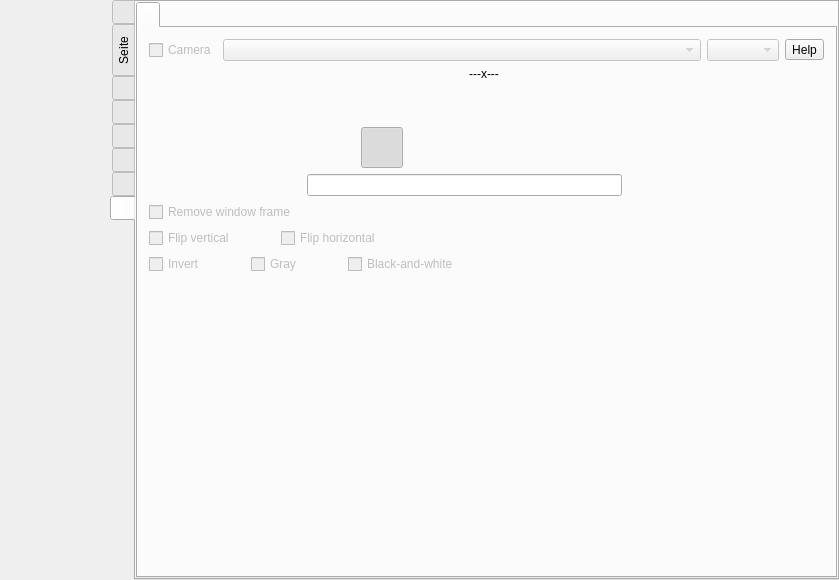
Old version of the form src/formMainWindow.ui in the repository vkohaupt/vokoscreenNG.
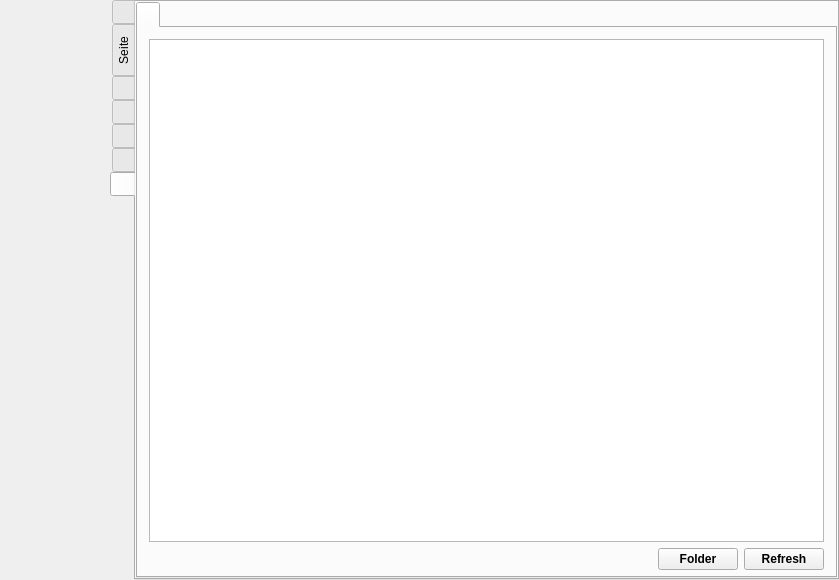
New version of the form. The open tabs and pages were chosen to show the change. Icons and pictures are not drawn.

Commit message: X11 camera window

The edit to the form file:
```diff
--- a/src/formMainWindow.ui
+++ b/src/formMainWindow.ui
@@ -324,7 +324,7 @@
        <enum>QTabWidget::TabPosition::West</enum>
       </property>
       <property name="currentIndex">
-       <number>7</number>
+       <number>6</number>
       </property>
       <property name="iconSize">
        <size>
@@ -6667,584 +6667,6 @@
         </item>
        </layout>
       </widget>
-      <widget class="QWidget" name="tabSidebarCamera">
-       <attribute name="icon">
-        <iconset resource="screencast.qrc">
-         <normaloff>:/pictures/camera/camera-sidebar.png</normaloff>:/pictures/camera/camera-sidebar.png</iconset>
-       </attribute>
-       <attribute name="title">
-        <string notr="true"/>
-       </attribute>
-       <attribute name="toolTip">
-        <string>Camera</string>
-       </attribute>
-       <layout class="QVBoxLayout" name="verticalLayout_17">
-        <property name="spacing">
-         <number>0</number>
-        </property>
-        <property name="leftMargin">
-         <number>0</number>
-        </property>
-        <property name="topMargin">
-         <number>0</number>
-        </property>
-        <property name="rightMargin">
-         <number>0</number>
-        </property>
-        <property name="bottomMargin">
-         <number>0</number>
-        </property>
-        <item>
-         <widget class="QTabWidget" name="tabWidgetCamera">
-          <property name="toolTip">
-           <string notr="true"/>
-          </property>
-          <property name="currentIndex">
-           <number>0</number>
-          </property>
-          <property name="iconSize">
-           <size>
-            <width>48</width>
-            <height>48</height>
-           </size>
-          </property>
-          <widget class="QWidget" name="tabCamera">
-           <property name="toolTip">
-            <string notr="true"/>
-           </property>
-           <attribute name="icon">
-            <iconset resource="screencast.qrc">
-             <normaloff>:/pictures/camera/camera.png</normaloff>:/pictures/camera/camera.png</iconset>
-           </attribute>
-           <attribute name="title">
-            <string notr="true"/>
-           </attribute>
-           <layout class="QVBoxLayout" name="verticalLayout_16">
-            <item>
-             <layout class="QGridLayout" name="gridLayout_4">
-              <property name="leftMargin">
-               <number>0</number>
-              </property>
-              <item row="2" column="1" colspan="2">
-               <layout class="QHBoxLayout" name="horizontalLayout_zoom">
-                <property name="spacing">
-                 <number>12</number>
-                </property>
-                <property name="leftMargin">
-                 <number>0</number>
-                </property>
-               </layout>
-              </item>
-              <item row="1" column="0">
-               <widget class="QLabel" name="label_camera_window_resize">
-                <property name="enabled">
-                 <bool>true</bool>
-                </property>
-                <property name="maximumSize">
-                 <size>
-                  <width>34</width>
-                  <height>34</height>
-                 </size>
-                </property>
-                <property name="text">
-                 <string notr="true"/>
-                </property>
-                <property name="pixmap">
-                 <pixmap resource="screencast.qrc">:/pictures/camera/window-resize.png</pixmap>
-                </property>
-                <property name="scaledContents">
-                 <bool>true</bool>
-                </property>
-               </widget>
-              </item>
-              <item row="5" column="0" colspan="3">
-               <layout class="QHBoxLayout" name="horizontalLayout_42">
-                <property name="leftMargin">
-                 <number>0</number>
-                </property>
-                <item>
-                 <widget class="QCheckBox" name="checkBoxCameraWindowFrame">
-                  <property name="enabled">
-                   <bool>false</bool>
-                  </property>
-                  <property name="text">
-                   <string>Remove window frame</string>
-                  </property>
-                 </widget>
-                </item>
-               </layout>
-              </item>
-              <item row="1" column="1" colspan="2">
-               <layout class="QHBoxLayout" name="horizontalLayout_66">
-                <property name="leftMargin">
-                 <number>0</number>
-                </property>
-                <item>
-                 <layout class="QHBoxLayout" name="horizontalLayout_45">
-                  <property name="spacing">
-                   <number>12</number>
-                  </property>
-                 </layout>
-                </item>
-                <item>
-                 <widget class="QLabel" name="labelCameraWindowSize">
-                  <property name="enabled">
-                   <bool>true</bool>
-                  </property>
-                  <property name="text">
-                   <string notr="true">---x---</string>
-                  </property>
-                  <property name="alignment">
-                   <set>Qt::AlignmentFlag::AlignCenter</set>
-                  </property>
-                 </widget>
-                </item>
-               </layout>
-              </item>
-              <item row="0" column="0" colspan="3">
-               <layout class="QHBoxLayout" name="horizontalLayout_63">
-                <property name="leftMargin">
-                 <number>0</number>
-                </property>
-                <item>
-                 <widget class="QCheckBox" name="checkBoxCameraOnOff">
-                  <property name="enabled">
-                   <bool>false</bool>
-                  </property>
-                  <property name="toolTip">
-                   <string notr="true">CTRL+SHIFT+F8</string>
-                  </property>
-                  <property name="text">
-                   <string>Camera</string>
-                  </property>
-                 </widget>
-                </item>
-                <item>
-                 <widget class="QComboBox" name="comboBoxCamera">
-                  <property name="enabled">
-                   <bool>false</bool>
-                  </property>
-                  <property name="sizePolicy">
-                   <sizepolicy hsizetype="MinimumExpanding" vsizetype="Fixed">
-                    <horstretch>0</horstretch>
-                    <verstretch>0</verstretch>
-                   </sizepolicy>
-                  </property>
-                  <property name="currentText">
-                   <string notr="true"/>
-                  </property>
-                  <property name="sizeAdjustPolicy">
-                   <enum>QComboBox::SizeAdjustPolicy::AdjustToContents</enum>
-                  </property>
-                 </widget>
-                </item>
-                <item>
-                 <widget class="QComboBox" name="comboBoxCameraResolution">
-                  <property name="enabled">
-                   <bool>false</bool>
-                  </property>
-                  <property name="sizeAdjustPolicy">
-                   <enum>QComboBox::SizeAdjustPolicy::AdjustToContents</enum>
-                  </property>
-                 </widget>
-                </item>
-               </layout>
-              </item>
-              <item row="3" column="0" colspan="3">
-               <layout class="QHBoxLayout" name="horizontalLayout_65">
-                <property name="spacing">
-                 <number>0</number>
-                </property>
-                <property name="leftMargin">
-                 <number>0</number>
-                </property>
-                <item>
-                 <spacer name="horizontalSpacer_41">
-                  <property name="orientation">
-                   <enum>Qt::Orientation::Horizontal</enum>
-                  </property>
-                  <property name="sizeHint" stdset="0">
-                   <size>
-                    <width>40</width>
-                    <height>20</height>
-                   </size>
-                  </property>
-                 </spacer>
-                </item>
-                <item>
-                 <widget class="QToolButton" name="toolButton_camera_view_rectangle">
-                  <property name="text">
-                   <string notr="true"/>
-                  </property>
-                  <property name="icon">
-                   <iconset resource="screencast.qrc">
-                    <normaloff>:/pictures/camera/window-rectangle-off.png</normaloff>
-                    <normalon>:/pictures/camera/window-rectangle-on.png</normalon>:/pictures/camera/window-rectangle-off.png</iconset>
-                  </property>
-                  <property name="iconSize">
-                   <size>
-                    <width>34</width>
-                    <height>34</height>
-                   </size>
-                  </property>
-                  <property name="checkable">
-                   <bool>true</bool>
-                  </property>
-                  <property name="checked">
-                   <bool>true</bool>
-                  </property>
-                  <property name="autoExclusive">
-                   <bool>true</bool>
-                  </property>
-                  <property name="autoRaise">
-                   <bool>true</bool>
-                  </property>
-                 </widget>
-                </item>
-                <item>
-                 <spacer name="horizontalSpacer_35">
-                  <property name="orientation">
-                   <enum>Qt::Orientation::Horizontal</enum>
-                  </property>
-                  <property name="sizeType">
-                   <enum>QSizePolicy::Policy::Preferred</enum>
-                  </property>
-                  <property name="sizeHint" stdset="0">
-                   <size>
-                    <width>40</width>
-                    <height>20</height>
-                   </size>
-                  </property>
-                 </spacer>
-                </item>
-                <item>
-                 <widget class="QToolButton" name="toolButton_camera_view_ellipse">
-                  <property name="text">
-                   <string notr="true"/>
-                  </property>
-                  <property name="icon">
-                   <iconset resource="screencast.qrc">
-                    <normaloff>:/pictures/camera/window-ellipse-off.png</normaloff>
-                    <normalon>:/pictures/camera/window-ellipse-on.png</normalon>:/pictures/camera/window-ellipse-off.png</iconset>
-                  </property>
-                  <property name="iconSize">
-                   <size>
-                    <width>34</width>
-                    <height>34</height>
-                   </size>
-                  </property>
-                  <property name="checkable">
-                   <bool>true</bool>
-                  </property>
-                  <property name="autoExclusive">
-                   <bool>true</bool>
-                  </property>
-                  <property name="autoRaise">
-                   <bool>true</bool>
-                  </property>
-                 </widget>
-                </item>
-                <item>
-                 <spacer name="horizontalSpacer_36">
-                  <property name="orientation">
-                   <enum>Qt::Orientation::Horizontal</enum>
-                  </property>
-                  <property name="sizeType">
-                   <enum>QSizePolicy::Policy::Preferred</enum>
-                  </property>
-                  <property name="sizeHint" stdset="0">
-                   <size>
-                    <width>40</width>
-                    <height>20</height>
-                   </size>
-                  </property>
-                 </spacer>
-                </item>
-                <item>
-                 <widget class="QToolButton" name="toolButton_camera_view_circle">
-                  <property name="text">
-                   <string notr="true"/>
-                  </property>
-                  <property name="icon">
-                   <iconset resource="screencast.qrc">
-                    <normaloff>:/pictures/camera/window-circle-off.png</normaloff>
-                    <normalon>:/pictures/camera/window-circle-on.png</normalon>:/pictures/camera/window-circle-off.png</iconset>
-                  </property>
-                  <property name="iconSize">
-                   <size>
-                    <width>34</width>
-                    <height>34</height>
-                   </size>
-                  </property>
-                  <property name="checkable">
-                   <bool>true</bool>
-                  </property>
-                  <property name="autoExclusive">
-                   <bool>true</bool>
-                  </property>
-                  <property name="autoRaise">
-                   <bool>true</bool>
-                  </property>
-                 </widget>
-                </item>
-                <item>
-                 <spacer name="horizontalSpacer_37">
-                  <property name="orientation">
-                   <enum>Qt::Orientation::Horizontal</enum>
-                  </property>
-                  <property name="sizeHint" stdset="0">
-                   <size>
-                    <width>40</width>
-                    <height>20</height>
-                   </size>
-                  </property>
-                 </spacer>
-                </item>
-               </layout>
-              </item>
-              <item row="2" column="0">
-               <widget class="QLabel" name="label_camera_window_zoom">
-                <property name="minimumSize">
-                 <size>
-                  <width>34</width>
-                  <height>34</height>
-                 </size>
-                </property>
-                <property name="maximumSize">
-                 <size>
-                  <width>34</width>
-                  <height>34</height>
-                 </size>
-                </property>
-                <property name="text">
-                 <string notr="true"/>
-                </property>
-                <property name="pixmap">
-                 <pixmap resource="screencast.qrc">:/pictures/systray/magnification.png</pixmap>
-                </property>
-                <property name="scaledContents">
-                 <bool>true</bool>
-                </property>
-               </widget>
-              </item>
-              <item row="7" column="0" colspan="3">
-               <layout class="QHBoxLayout" name="horizontalLayout_14">
-                <property name="leftMargin">
-                 <number>0</number>
-                </property>
-                <item>
-                 <widget class="QCheckBox" name="checkBoxCameraInvert">
-                  <property name="enabled">
-                   <bool>false</bool>
-                  </property>
-                  <property name="text">
-                   <string>Invert</string>
-                  </property>
-                 </widget>
-                </item>
-                <item>
-                 <spacer name="horizontalSpacer_39">
-                  <property name="orientation">
-                   <enum>Qt::Orientation::Horizontal</enum>
-                  </property>
-                  <property name="sizeType">
-                   <enum>QSizePolicy::Policy::Minimum</enum>
-                  </property>
-                  <property name="sizeHint" stdset="0">
-                   <size>
-                    <width>40</width>
-                    <height>20</height>
-                   </size>
-                  </property>
-                 </spacer>
-                </item>
-                <item>
-                 <widget class="QCheckBox" name="checkBoxCameraGray">
-                  <property name="enabled">
-                   <bool>false</bool>
-                  </property>
-                  <property name="text">
-                   <string>Gray</string>
-                  </property>
-                 </widget>
-                </item>
-                <item>
-                 <spacer name="horizontalSpacer_40">
-                  <property name="orientation">
-                   <enum>Qt::Orientation::Horizontal</enum>
-                  </property>
-                  <property name="sizeType">
-                   <enum>QSizePolicy::Policy::Minimum</enum>
-                  </property>
-                  <property name="sizeHint" stdset="0">
-                   <size>
-                    <width>40</width>
-                    <height>20</height>
-                   </size>
-                  </property>
-                 </spacer>
-                </item>
-                <item>
-                 <widget class="QCheckBox" name="checkBoxCameraMono">
-                  <property name="enabled">
-                   <bool>false</bool>
-                  </property>
-                  <property name="text">
-                   <string>Black-and-white</string>
-                  </property>
-                 </widget>
-                </item>
-                <item>
-                 <spacer name="horizontalSpacer_33">
-                  <property name="orientation">
-                   <enum>Qt::Orientation::Horizontal</enum>
-                  </property>
-                  <property name="sizeHint" stdset="0">
-                   <size>
-                    <width>40</width>
-                    <height>20</height>
-                   </size>
-                  </property>
-                 </spacer>
-                </item>
-               </layout>
-              </item>
-              <item row="6" column="0" colspan="3">
-               <layout class="QHBoxLayout" name="horizontalLayout_12">
-                <property name="leftMargin">
-                 <number>0</number>
-                </property>
-                <item>
-                 <widget class="QCheckBox" name="checkBoxCameraMirrorVertical">
-                  <property name="enabled">
-                   <bool>false</bool>
-                  </property>
-                  <property name="text">
-                   <string>Flip vertical</string>
-                  </property>
-                 </widget>
-                </item>
-                <item>
-                 <spacer name="horizontalSpacer_38">
-                  <property name="orientation">
-                   <enum>Qt::Orientation::Horizontal</enum>
-                  </property>
-                  <property name="sizeType">
-                   <enum>QSizePolicy::Policy::Minimum</enum>
-                  </property>
-                  <property name="sizeHint" stdset="0">
-                   <size>
-                    <width>40</width>
-                    <height>20</height>
-                   </size>
-                  </property>
-                 </spacer>
-                </item>
-                <item>
-                 <widget class="QCheckBox" name="checkBoxCameraMirrorHorizontal">
-                  <property name="enabled">
-                   <bool>false</bool>
-                  </property>
-                  <property name="text">
-                   <string>Flip horizontal</string>
-                  </property>
-                 </widget>
-                </item>
-                <item>
-                 <spacer name="horizontalSpacer_7">
-                  <property name="orientation">
-                   <enum>Qt::Orientation::Horizontal</enum>
-                  </property>
-                  <property name="sizeHint" stdset="0">
-                   <size>
-                    <width>40</width>
-                    <height>20</height>
-                   </size>
-                  </property>
-                 </spacer>
-                </item>
-               </layout>
-              </item>
-              <item row="0" column="3" alignment="Qt::AlignmentFlag::AlignTop">
-               <widget class="QToolButton" name="help_camera_camera">
-                <property name="toolTip">
-                 <string>Help</string>
-                </property>
-                <property name="text">
-                 <string notr="true">Help</string>
-                </property>
-               </widget>
-              </item>
-              <item row="4" column="0" colspan="3">
-               <layout class="QHBoxLayout" name="horizontalLayout_69" stretch="1,2,1">
-                <item>
-                 <spacer name="horizontalSpacer_18">
-                  <property name="orientation">
-                   <enum>Qt::Orientation::Horizontal</enum>
-                  </property>
-                  <property name="sizeHint" stdset="0">
-                   <size>
-                    <width>40</width>
-                    <height>20</height>
-                   </size>
-                  </property>
-                 </spacer>
-                </item>
-                <item>
-                 <widget class="QLineEdit" name="lineEditCameraTitle">
-                  <property name="toolTip">
-                   <string notr="true"/>
-                  </property>
-                  <property name="inputMask">
-                   <string notr="true"/>
-                  </property>
-                  <property name="text">
-                   <string notr="true"/>
-                  </property>
-                  <property name="alignment">
-                   <set>Qt::AlignmentFlag::AlignCenter</set>
-                  </property>
-                  <property name="placeholderText">
-                   <string notr="true"/>
-                  </property>
-                 </widget>
-                </item>
-                <item>
-                 <spacer name="horizontalSpacer_43">
-                  <property name="orientation">
-                   <enum>Qt::Orientation::Horizontal</enum>
-                  </property>
-                  <property name="sizeHint" stdset="0">
-                   <size>
-                    <width>40</width>
-                    <height>20</height>
-                   </size>
-                  </property>
-                 </spacer>
-                </item>
-               </layout>
-              </item>
-             </layout>
-            </item>
-            <item>
-             <spacer name="verticalSpacer_7">
-              <property name="orientation">
-               <enum>Qt::Orientation::Vertical</enum>
-              </property>
-              <property name="sizeHint" stdset="0">
-               <size>
-                <width>20</width>
-                <height>40</height>
-               </size>
-              </property>
-             </spacer>
-            </item>
-           </layout>
-          </widget>
-         </widget>
-        </item>
-       </layout>
-      </widget>
      </widget>
     </item>
    </layout>
```
Left out of the diff: 5 changed lines with no effect on the pictures. The commit also changes 3 other files.
